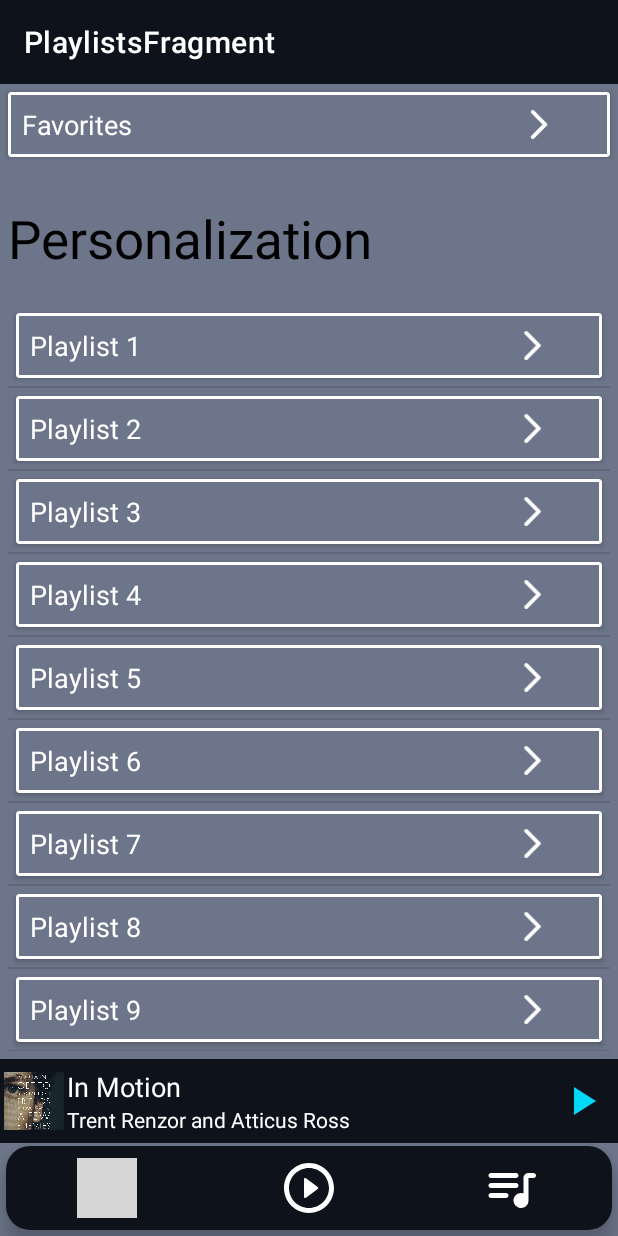
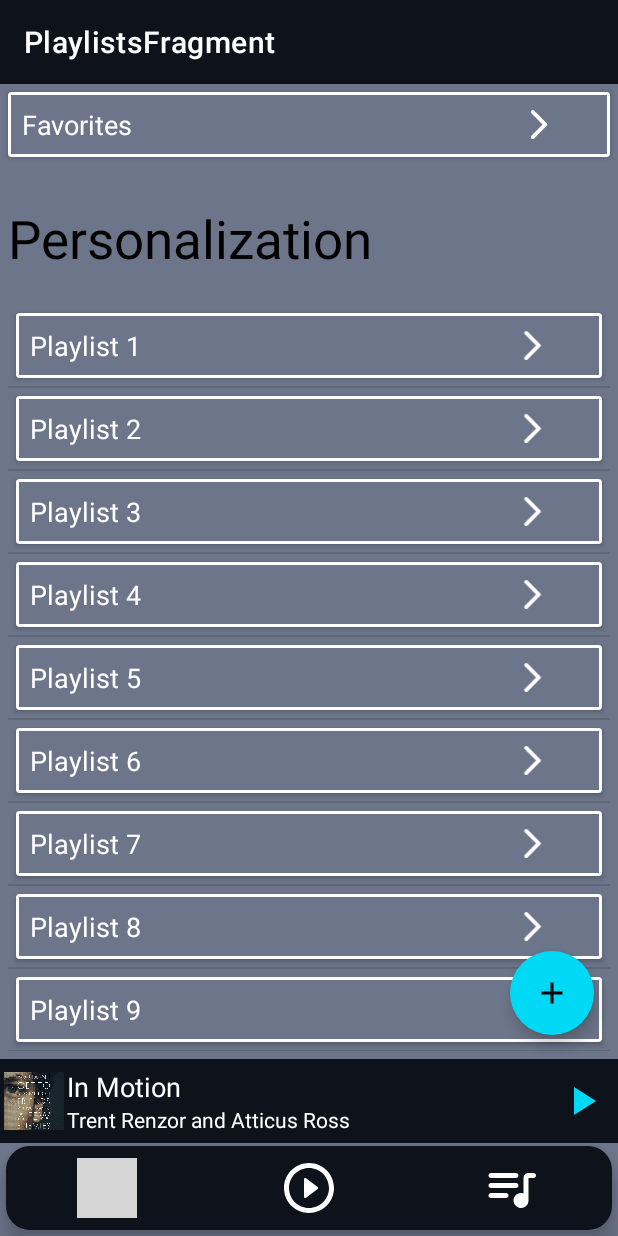
Before and after one commit to Chandigarh-University-students/Music-Player, an Android app: the fragment PlaylistsFragment placed in its activity, on a phone screen of 412 x 824 dp. Run offline under Robolectric (Android 15) with nearby library versions, the phone set to English and light mode, and no system bars; our stand-ins replace Room's generated code; grey boxes are pictures that could not be loaded.

Commit message:
:heavy_plus_sign: create playlist ui done

```diff
--- a/app/src/main/java/com/projects/musicplayer/fragments/PlaylistsFragment.kt
+++ b/app/src/main/java/com/projects/musicplayer/fragments/PlaylistsFragment.kt
@@ -1,18 +1,28 @@
 package com.projects.musicplayer.fragments
 
+import android.app.Dialog
 import android.content.Context
+import android.content.DialogInterface
 import android.os.Bundle
 import androidx.fragment.app.Fragment
 import android.view.LayoutInflater
 import android.view.View
 import android.view.ViewGroup
+import android.widget.Button
+import android.widget.EditText
+import android.widget.TextView
+import android.widget.Toast
 import androidx.appcompat.widget.Toolbar
+import androidx.core.widget.doOnTextChanged
 import androidx.recyclerview.widget.DividerItemDecoration
 import androidx.recyclerview.widget.LinearLayoutManager
 import androidx.recyclerview.widget.RecyclerView
+import com.google.android.material.floatingactionbutton.FloatingActionButton
 import com.projects.musicplayer.adapters.PlaylistAdapter
 import com.projects.musicplayer.rest.PlaylistModel
 import com.projects.musicplayer.R
+import com.projects.musicplayer.uicomponents.CustomDialog
+import kotlinx.android.synthetic.main.playlist_dialog.*
 
 
 class PlaylistsFragment : Fragment() {
@@ -20,6 +30,8 @@ class PlaylistsFragment : Fragment() {
     lateinit var recyclerViewPlaylists: RecyclerView
     lateinit var recylcerViewPlaylistadapter: PlaylistAdapter
     lateinit var toolbar: Toolbar
+    lateinit var fabCreatePlaylist: FloatingActionButton
+    lateinit var playlistInputDialog: CustomDialog
 
 
     override fun onCreateView(
@@ -27,14 +39,37 @@ class PlaylistsFragment : Fragment() {
         savedInstanceState: Bundle?
     ): View? {
         // Inflate the layout for this fragment
-         val view = inflater.inflate(R.layout.fragment_playlists, container, false)
-        recyclerViewPlaylists=view.findViewById(R.id.recyclerViewPlaylists)
+        val view = inflater.inflate(R.layout.fragment_playlists, container, false)
+        recyclerViewPlaylists = view.findViewById(R.id.recyclerViewPlaylists)
         toolbar = view.findViewById(R.id.toolbar)
-        toolbar.title="PlaylistsFragment"
+        fabCreatePlaylist = view.findViewById(R.id.fabCreatePlaylist)
+        playlistInputDialog = CustomDialog(activity as Context)
+        toolbar.title = "PlaylistsFragment"
+
+        fabCreatePlaylist.setOnClickListener {
+            playlistInputDialog.show()
+        }
+
+        playlistInputDialog.positiveButtonCallback = fun(playlistName: String) {
+            if (playlistName.isNotBlank()) {
+                //TODO: CREATE NEW PLAYLIST
+                Toast.makeText(
+                    activity as Context,
+                    "$playlistName playlist created ",
+                    Toast.LENGTH_SHORT
+                ).show()
+            } else {
+                Toast.makeText(
+                    activity as Context,
+                    "Discarding Empty Playlist Name",
+                    Toast.LENGTH_SHORT
+                ).show()
+            }
+        }
 
         if (activity != null) {
 
-            val playlists=listOf(
+            val playlists = listOf(
                 PlaylistModel("Playlist 1"),
                 PlaylistModel("Playlist 2"),
                 PlaylistModel("Playlist 3"),
@@ -49,7 +84,17 @@ class PlaylistsFragment : Fragment() {
                 PlaylistModel("Playlist 12"),
                 PlaylistModel("Playlist 13"),
                 PlaylistModel("Playlist 14"),
-                PlaylistModel("Playlist 15")
+                PlaylistModel("Playlist 15"),
+                PlaylistModel("Playlist 16"),
+                PlaylistModel("Playlist 17"),
+                PlaylistModel("Playlist 18"),
+                PlaylistModel("Playlist 19"),
+                PlaylistModel("Playlist 20"),
+                PlaylistModel("Playlist 21"),
+                PlaylistModel("Playlist 22"),
+                PlaylistModel("Playlist 23"),
+                PlaylistModel("Playlist 24")
+
             )
 
             recylcerViewPlaylistadapter =
--- /dev/null
+++ b/app/src/main/res/drawable/ic_add.xml
@@ -0,0 +1,5 @@
+<vector android:height="24dp" android:tint="#040406"
+    android:viewportHeight="24" android:viewportWidth="24"
+    android:width="24dp" xmlns:android="http://schemas.android.com/apk/res/android">
+    <path android:fillColor="@android:color/white" android:pathData="M19,13h-6v6h-2v-6H5v-2h6V5h2v6h6v2z"/>
+</vector>
--- a/app/src/main/res/layout/fragment_playlists.xml
+++ b/app/src/main/res/layout/fragment_playlists.xml
@@ -1,32 +1,34 @@
 <?xml version="1.0" encoding="utf-8"?>
 <RelativeLayout xmlns:android="http://schemas.android.com/apk/res/android"
+    xmlns:app="http://schemas.android.com/apk/res-auto"
     xmlns:tools="http://schemas.android.com/tools"
     android:layout_width="match_parent"
     android:layout_height="match_parent"
-    xmlns:app="http://schemas.android.com/apk/res-auto"
     android:background="@color/backgroundColor"
     tools:context=".fragments.PlaylistsFragment">
 
     <include
         android:id="@+id/toolbar"
-        layout="@layout/toolbar"/>
+        layout="@layout/toolbar" />
 
     <androidx.cardview.widget.CardView
         android:id="@+id/FavoritesCardView"
         android:layout_width="match_parent"
+        android:layout_height="wrap_content"
+        android:layout_below="@id/toolbar"
+        android:layout_margin="5dp"
         android:background="@color/backgroundColor"
-        android:layout_margin="5dp"
-        android:padding="5dp"
-        android:layout_height="wrap_content"
-        android:layout_below="@id/toolbar">
+        android:padding="5dp">
+
         <LinearLayout
             android:layout_width="match_parent"
             android:layout_height="match_parent"
+            android:layout_margin="2dp"
             android:background="@color/backgroundColor"
             android:orientation="horizontal"
             android:padding="7dp"
-            android:layout_margin="2dp"
             android:weightSum="5">
+
             <TextView
                 android:id="@+id/Favorites"
                 android:layout_width="0dp"
@@ -34,7 +36,7 @@
                 android:layout_weight="4"
                 android:text="@string/favorites"
                 android:textColor="@color/whiteText"
-                android:textSize="@dimen/text_thin"/>
+                android:textSize="@dimen/text_thin" />
 
             <ImageView
                 android:id="@+id/leftArrow"
@@ -51,21 +53,36 @@
         android:layout_height="wrap_content"
         android:layout_below="@id/FavoritesCardView"
         android:layout_margin="5dp"
+        android:gravity="start"
         android:paddingTop="20dp"
         android:paddingBottom="10dp"
-        android:gravity="start"
         android:text="@string/personalization"
-        android:textSize="@dimen/big_text"
-        android:textColor="@color/black"/>
+        android:textColor="@color/black"
+        android:textSize="@dimen/big_text" />
 
+
+    <com.google.android.material.floatingactionbutton.FloatingActionButton
+        android:id="@+id/fabCreatePlaylist"
+        android:layout_width="wrap_content"
+        android:layout_height="wrap_content"
+        android:layout_alignParentEnd="true"
+        android:layout_alignParentBottom="true"
+        android:layout_margin="16dp"
+        android:contentDescription="@string/create_playlist"
+        android:src="@drawable/ic_add"
+        app:backgroundTint="@color/primaryColor"
+        app:borderWidth="0dp"
+        app:rippleColor="@color/textPrimary" />
 
     <androidx.recyclerview.widget.RecyclerView
         android:id="@+id/recyclerViewPlaylists"
         android:layout_width="match_parent"
         android:layout_height="match_parent"
+        android:layout_below="@+id/personalization"
         android:padding="5dp"
-        android:layout_below="@+id/personalization"
+        android:scrollbarStyle="outsideOverlay"
         app:layoutManager="androidx.recyclerview.widget.LinearLayoutManager"
-        tools:listitem="@layout/single_playlist_item"
-        />
+        tools:listitem="@layout/single_playlist_item" />
+
+
 </RelativeLayout>
--- a/app/src/main/res/values/strings.xml
+++ b/app/src/main/res/values/strings.xml
@@ -13,4 +13,6 @@
     <string name="previous_song">Previous Song</string>
     <string name="next_song">Next Song</string>
     <string name="music_player">Music Player</string>
+    <string name="create_playlist">Create Playlist</string>
+    <string name="enter_playlist_name">Enter Playlist Name</string>
 </resources>
```
Also changed, not shown: app/src/main/res/layout/playlist_dialog.xml (added, +58 -0 lines).
